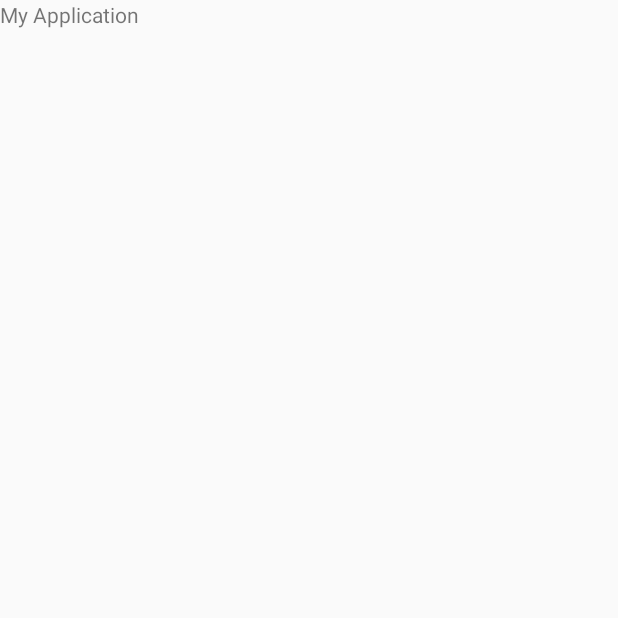
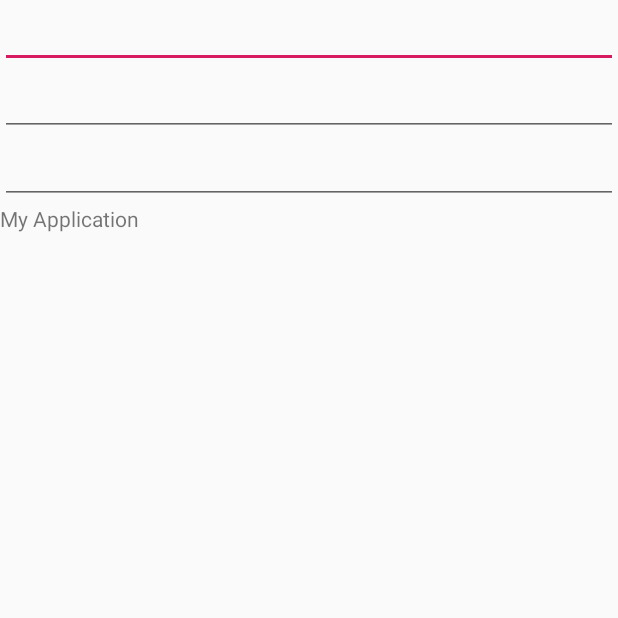
Before and after one commit to riteshsingh09/jenkins, an Android app: the screen it shows after launch (SplashActivity), on a phone screen of 412 x 824 dp, the top half of it. Before the commit the part shown is almost empty. Run offline under Robolectric (Android 15) with nearby library versions, the phone set to English and light mode, and no system bars.

Commit message:
file added

```diff
--- a/app/src/main/res/layout/test.xml
+++ b/app/src/main/res/layout/test.xml
@@ -4,6 +4,23 @@
               android:layout_width="match_parent"
               android:layout_height="match_parent">
 
-    <TextView android:layout_width="match_parent" android:layout_height="match_parent"  android:text="@string/app_name"/>
+    <EditText
+            android:id="@+id/userName"
+            android:layout_width="match_parent"
+            android:layout_height="wrap_content"/>
+
+    <EditText
+            android:id="@+id/userEmail"
+            android:layout_width="match_parent"
+            android:layout_height="wrap_content"/>
+    <EditText
+            android:id="@+id/userpassword"
+            android:layout_width="match_parent"
+            android:layout_height="wrap_content"/>
+
+    <TextView
+            android:layout_width="match_parent"
+            android:layout_height="match_parent"
+            android:text="@string/app_name"/>
 
 </LinearLayout>
```
Also changed, not shown: app/src/main/java/com/example/myapplication/SplashActivity.java (+16 -0 lines), 1 other file.
